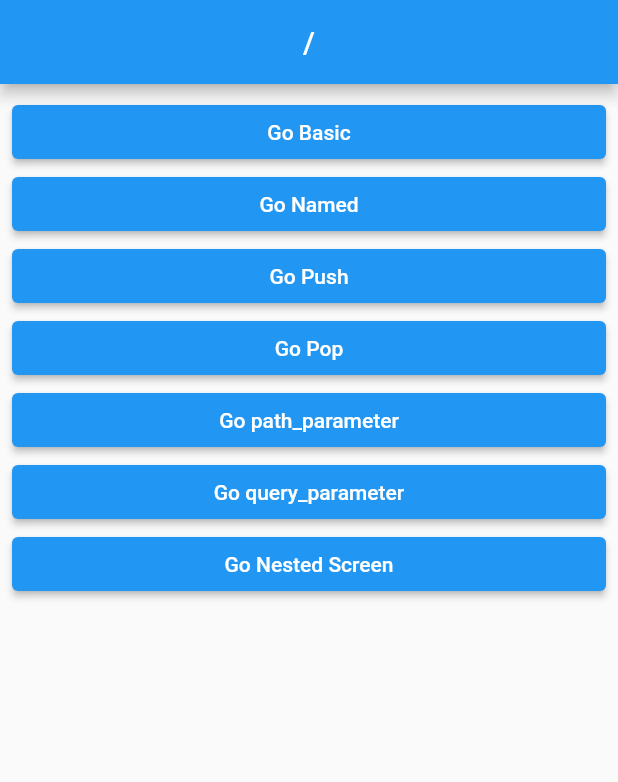
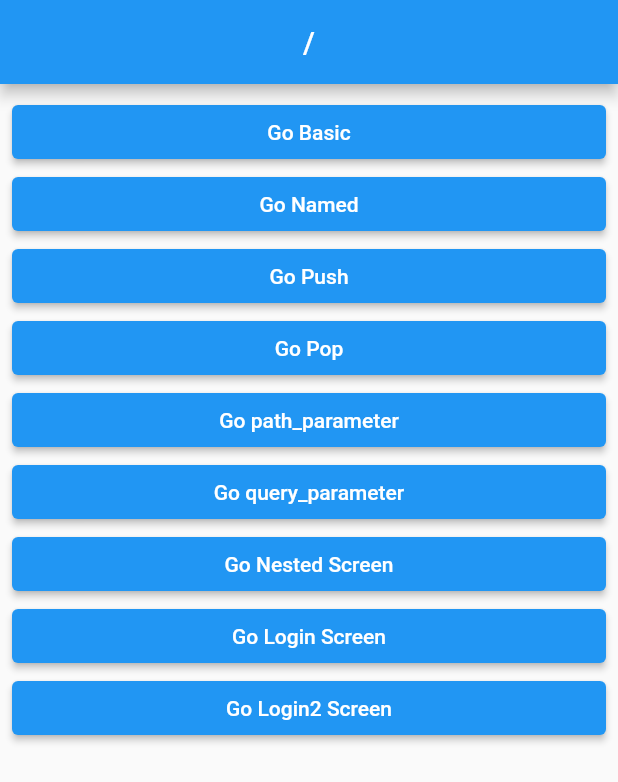
Before and after one commit to poseidonKey/go_router_v7, a Flutter app: the screen it shows after launch, on a phone screen of 412 x 824 dp. Shown: the top 782 px of the screen. Run offline on Flutter 3.47's test engine with Material 2 defaults, Android fonts, the phone set to English and light mode, and no system bars; our stand-ins replace go_router.

Commit message:
redirect route 까지

```diff
--- a/lib/route/router.dart
+++ b/lib/route/router.dart
@@ -7,10 +7,24 @@
 import 'package:f_go_rounter7/screens/7_query_parameter.dart';
 import 'package:f_go_rounter7/screens/8_nested_child_screen.dart';
 import 'package:f_go_rounter7/screens/8_nested_screen.dart';
+import 'package:f_go_rounter7/screens/9_login_screen.dart';
+import 'package:f_go_rounter7/screens/9_private_screen.dart';
 import 'package:f_go_rounter7/screens/root_screen.dart';
 import 'package:go_router/go_router.dart';
 
+// 로그인이 됐는지 안됐는지
+// true - login OK / false - login NO
+bool authState = false;
 final router = GoRouter(
+  redirect: (context, state) {
+    // return string (path) -> 해당 라우트로 이동한다 (path)
+    // return null -> 원래 이동하려던 라우트로 이동한다.
+    if (state.matchedLocation == '/login/private' && !authState) {
+      return '/login';
+    }
+
+    return null;
+  },
   routes: [
     GoRoute(
       path: '/',
@@ -99,7 +113,34 @@
             ),
           ],
         ),
+        GoRoute(
+          path: 'login',
+          builder: (_, state) => const LoginScreen(),
+          routes: [
+            GoRoute(
+              path: 'private',
+              builder: (_, state) => const PrivateScreen(),
+            ),
+          ],
+        ),
+        GoRoute(
+          path: 'login2',
+          builder: (_, state) => const LoginScreen(),
+          routes: [
+            GoRoute(
+              path: 'private',
+              builder: (_, state) => const PrivateScreen(),
+              // 현재 login2 상태에서만 동작 됨.
+              redirect: (context, state) {
+                if (!authState) {
+                  return '/login2';
+                }
+                return null;
+              },
+            ),
+          ],
+        ),
       ],
-    )
+    ),
   ],
 );
--- a/lib/screens/root_screen.dart
+++ b/lib/screens/root_screen.dart
@@ -52,6 +52,18 @@
             },
             child: const Text('Go Nested Screen'),
           ),
+          ElevatedButton(
+            onPressed: () {
+              context.go('/login');
+            },
+            child: const Text('Go Login Screen'),
+          ),
+          ElevatedButton(
+            onPressed: () {
+              context.go('/login2');
+            },
+            child: const Text('Go Login2 Screen'),
+          ),
         ],
       ),
     );
```
Also changed, not shown: lib/screens/9_login_screen.dart (added, +46 -0 lines), lib/screens/9_private_screen.dart (added, +15 -0 lines).
